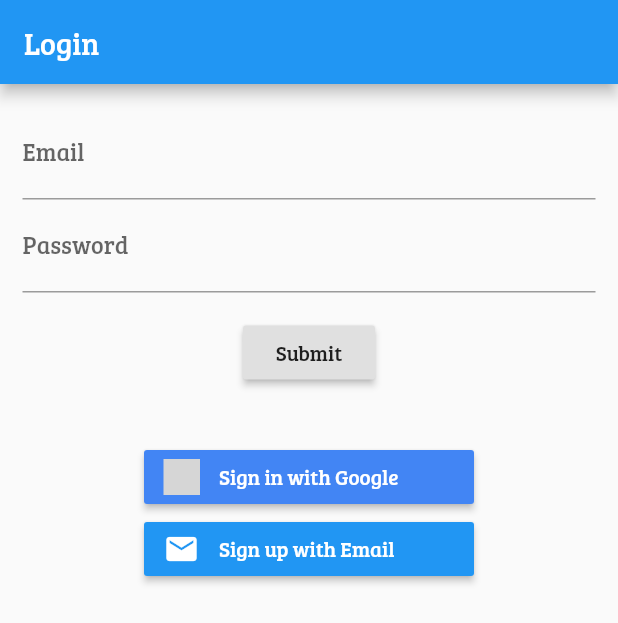
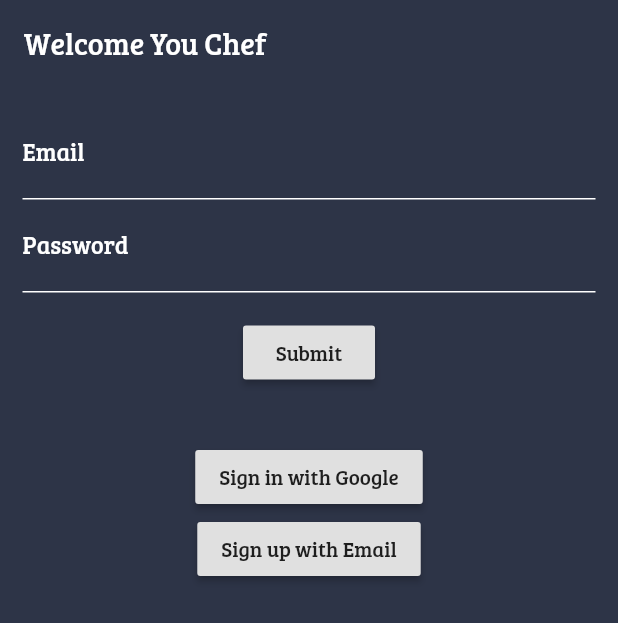
Before and after one commit to kimberlycao/TracKitchen, a Flutter app: the screen it shows after launch, on a phone screen of 412 x 824 dp. Shown: the top 623 px of the screen. Run offline on Flutter 3.47's test engine with Material 2 defaults, Android fonts, the phone set to English and light mode, and no system bars; our stand-ins replace cloud_firestore, curved_navigation_bar, firebase_auth, firebase_core, font_awesome_flutter, google_fonts and 1 more; accounts and stored records are empty; grey boxes are pictures that could not be loaded.

```diff
--- a/lib/Components/EmailLoginForm.dart
+++ b/lib/Components/EmailLoginForm.dart
@@ -25,6 +25,7 @@ class _EmailLoginFormState extends State<EmailLoginForm> {
         children: <Widget>[
           TextFormField(
             controller: _emailController,
+            style: TextStyle(color: Colors.white),
             decoration: const InputDecoration(labelText: 'Email'),
             validator: (String value) {
               if (value.isEmpty) {
@@ -81,7 +82,8 @@ class _EmailLoginFormState extends State<EmailLoginForm> {
 
     if (user != null) {
       setState(() {
-        Navigator.of(context).push(MaterialPageRoute(builder: (context) {
+        Navigator.pushReplacement(context,
+            MaterialPageRoute(builder: (context) {
           return AppHome();
         }));
         _success = true;
--- a/lib/main.dart
+++ b/lib/main.dart
@@ -19,7 +19,22 @@ class _MyAppState extends State<MyApp> {
     return MaterialApp(
         debugShowCheckedModeBanner: false,
         title: 'Kitchenventory',
-        theme: ThemeData(fontFamily: 'BreeSerif'),
+        theme: ThemeData(
+          primaryColor: Color(0xFF2D3447),
+          fontFamily: 'BreeSerif',
+          inputDecorationTheme: InputDecorationTheme(
+            focusedBorder: UnderlineInputBorder(
+                borderSide: BorderSide(color: Colors.white)),
+            enabledBorder: UnderlineInputBorder(
+              borderSide: BorderSide(color: Colors.white),
+            ),
+            border: UnderlineInputBorder(
+              borderSide: BorderSide(color: Colors.white),
+            ),
+            labelStyle: TextStyle(color: Colors.white),
+            hintStyle: TextStyle(color: Colors.white),
+          ),
+        ),
         home: LoginScreen());
   }
 }
--- a/lib/screens/Login/LoginScreen.dart
+++ b/lib/screens/Login/LoginScreen.dart
@@ -1,9 +1,9 @@
 import 'package:flutter/material.dart';
-import 'package:flutter_signin_button/flutter_signin_button.dart';
 import 'package:kitchenventory/Components/EmailLoginForm.dart';
 import 'package:kitchenventory/Home/AppHome.dart';
 import 'package:kitchenventory/Screens/Login/SignUpForm.dart';
 import 'package:kitchenventory/Services/GoogleAuth.dart';
+import 'package:font_awesome_flutter/font_awesome_flutter.dart';
 
 class LoginScreen extends StatefulWidget {
   @override
@@ -14,18 +14,19 @@ class _LoginScreenState extends State<LoginScreen> {
   @override
   Widget build(BuildContext context) {
     return Scaffold(
+      backgroundColor: Color(0xFF2D3447),
       appBar: AppBar(
-        title: Text('Login'),
+        title: Text('Welcome You Chef'),
+        backgroundColor: Colors.transparent,
+        elevation: 0,
       ),
       body: Padding(
         padding: const EdgeInsets.all(15.0),
         child: Center(
-          child: Container(
           child: Column(
             children: [
               EmailLoginForm(),
-                SignInButton(
-                  Buttons.GoogleDark,
+              RaisedButton(
                   onPressed: () {
                     signInWithGoogle().then((result) {
                       if (result != null) {
@@ -36,19 +37,16 @@ class _LoginScreenState extends State<LoginScreen> {
                       }
                     });
                   },
-                ),
-                SignInButtonBuilder(
-                    text: 'Sign up with Email',
-                    icon: Icons.email,
-                    backgroundColor: Colors.blue,
+                  child: Text('Sign in with Google')),
+              RaisedButton(
                   onPressed: () {
                     Navigator.of(context)
                         .push(MaterialPageRoute(builder: (context) {
                       return SignUpForm();
                     }));
-                    })
+                  },
+                  child: Text('Sign up with Email')),
             ],
-            ),
           ),
         ),
       ),
--- a/pubspec.yaml
+++ b/pubspec.yaml
@@ -27,8 +27,8 @@ dependencies:
   cloud_firestore: ^0.14.4
   firebase_core: ^0.5.3
   intl: ^0.16.1
-  flutter_signin_button: any
   google_sign_in: ^4.5.6
+  font_awesome_flutter: ^8.11.0
   flutter:
     sdk: flutter
 
@@ -55,6 +55,7 @@ flutter:
   # To add assets to your application, add an assets section, like this:
   assets:
     - assets/images/groceries.png
+    - assets/images/GoogleLogo.png
 
 
   # An image asset can refer to one or more resolution-specific "variants", see
```
Also changed, not shown: lib/Services/UserSetup.dart (+15 -2 lines), lib/screens/Login/SignUpForm.dart (+32 -2 lines), lib/screens/NewFoodItem/NewFoodReview.dart (+7 -1 lines), assets/images/GoogleLogo.png (added), pubspec.lock. Lines whose indentation alone changed are shown as unchanged.
